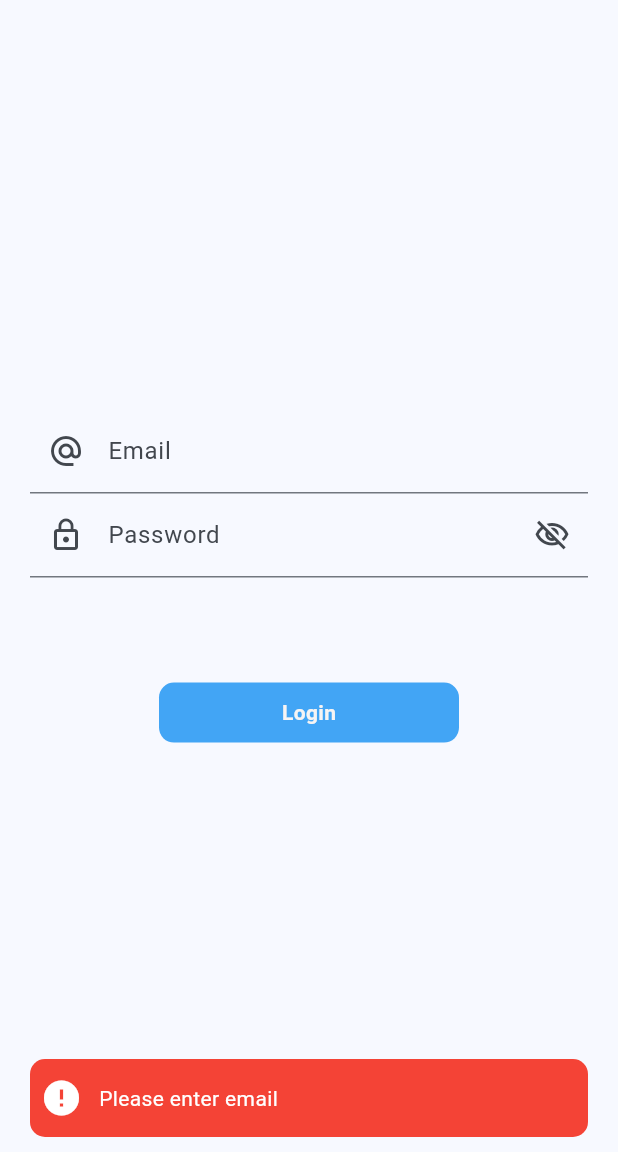
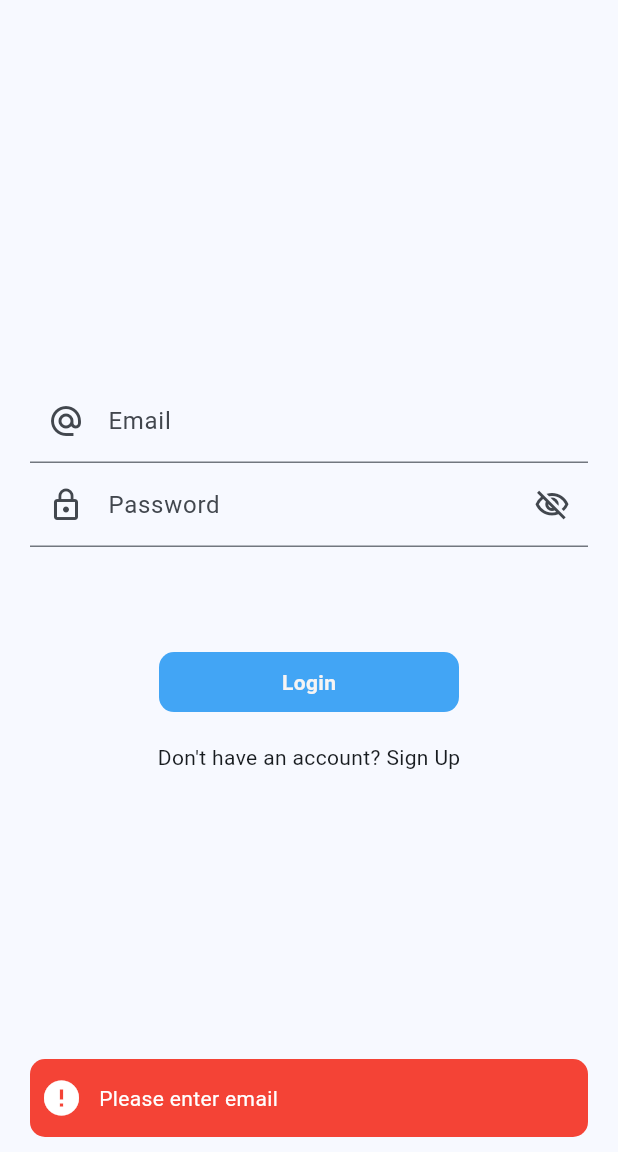
Before and after one commit to inzamam9494/fllutter_state_mangement_Learn, a Flutter app: the screen it shows after launch, after a tap on "Login", on a phone screen of 412 x 824 dp, the part 84-1236 px from its top. Run offline on Flutter 3.47's test engine with Material 3 defaults, Android fonts, the phone set to English and light mode, and no system bars; drawn by our look-alikes of another_flushbar; our stand-ins replace fluttertoast; network calls fail.

Commit message:
Day 13 MVVM implement Login Screen

```diff
--- a/lib/main.dart
+++ b/lib/main.dart
@@ -2,6 +2,7 @@ import 'package:flutter/material.dart';
 import 'package:provider/provider.dart';
 import 'package:state_management/mvvm/utils/routes/routes_name.dart';
 import 'package:state_management/mvvm/view/login_screen.dart';
+import 'package:state_management/mvvm/view_model/auth_view_model.dart';
 import 'package:state_management/provider/auth_provider.dart';
 import 'package:state_management/provider/count_provider.dart';
 import 'package:state_management/provider/example_one_provider.dart';
@@ -31,7 +32,8 @@ class MyApp extends StatelessWidget {
         ChangeNotifierProvider(create: (_) => ExampleOneProvider()),
         ChangeNotifierProvider(create: (_) => FavouriteProvider()),
         ChangeNotifierProvider(create: (_) => ThemeChangerProvider()),
-        ChangeNotifierProvider(create: (_) => AuthProvider())
+        ChangeNotifierProvider(create: (_) => AuthProvider()),
+        ChangeNotifierProvider(create: (_) => AuthViewModel()),
       ],
       child: Builder(
         builder: (BuildContext context){
--- a/lib/mvvm/data/network/BaseApiServices.dart
+++ b/lib/mvvm/data/network/BaseApiServices.dart
@@ -1,4 +1,4 @@
 abstract class BaseApiServices{
-  Future<dynamic> getGetApiResponse(String url);
+  Future<dynamic> getGetApiResponse(String url, dynamic data);
   Future<dynamic> getPostApiResponse(String url,dynamic data);
 }
--- a/lib/mvvm/data/network/NetworkApiService.dart
+++ b/lib/mvvm/data/network/NetworkApiService.dart
@@ -6,7 +6,7 @@ import 'package:state_management/mvvm/data/network/BaseApiServices.dart';
 
 class NetworkApiService extends BaseApiServices {
   @override
-  Future getGetApiResponse(String url) async {
+  Future getGetApiResponse(String url, dynamic data) async {
     dynamic responseJson;
     try {
       final response = await http.get(Uri.parse(url)).timeout(const Duration(seconds: 10));
--- a/lib/mvvm/resouces/components/round_button.dart
+++ b/lib/mvvm/resouces/components/round_button.dart
@@ -19,7 +19,7 @@ class RoundButton extends StatelessWidget {
           color: AppColors.buttonColor,
           borderRadius: BorderRadius.circular(10)
         ),
-        child: Center(child: loading? CircleAvatar() : Text(title,style: TextStyle(
+        child: Center(child: loading? Padding(padding: EdgeInsets.symmetric(vertical: 2),child: CircularProgressIndicator(color: Colors.white,)) : Text(title,style: TextStyle(
           color: AppColors.whiteColor,
           fontWeight: FontWeight.bold
         ),)),
--- a/lib/mvvm/utils/routes/routes.dart
+++ b/lib/mvvm/utils/routes/routes.dart
@@ -4,6 +4,7 @@ import 'package:state_management/mvvm/utils/routes/routes_name.dart';
 import 'package:state_management/mvvm/view/home_screen.dart';
 
 import '../../view/login_screen.dart';
+import '../../view/signUp_screen.dart';
 
 class Routes {
   static Route<dynamic> generateRoute(RouteSettings settings) {
@@ -15,6 +16,9 @@ class Routes {
       case RoutesName.login:
         return MaterialPageRoute(
             builder: (BuildContext context) => LoginScreenMVVM());
+      case RoutesName.signUp:
+        return MaterialPageRoute(
+            builder: (BuildContext context) => SignUpScreenMVVM());
       default:
         return MaterialPageRoute(builder: (_) {
           return const Scaffold(
--- a/lib/mvvm/utils/routes/routes_name.dart
+++ b/lib/mvvm/utils/routes/routes_name.dart
@@ -1,4 +1,5 @@
 class RoutesName{
   static const String login = 'login_screen';
+  static const String signUp = 'signUp_screen';
   static const String home = 'home_screen';
 }
--- a/lib/mvvm/view/login_screen.dart
+++ b/lib/mvvm/view/login_screen.dart
@@ -1,7 +1,8 @@
 import 'package:flutter/material.dart';
+import 'package:provider/provider.dart';
 import 'package:state_management/mvvm/resouces/components/round_button.dart';
 import 'package:state_management/mvvm/utils/routes/routes_name.dart';
-
+import 'package:state_management/mvvm/view_model/auth_view_model.dart';
 import '../utils/routes/utils.dart';
 
 class LoginScreenMVVM extends StatefulWidget {
@@ -36,6 +37,7 @@ class _LoginScreenMVVMState extends State<LoginScreenMVVM> {
 
   @override
   Widget build(BuildContext context) {
+    final authViewModel = Provider.of<AuthViewModel>(context);
     final height = MediaQuery.of(context).size.height * 1;
     return Scaffold(
       appBar: AppBar(
@@ -70,7 +72,7 @@ class _LoginScreenMVVMState extends State<LoginScreenMVVM> {
                     decoration: InputDecoration(
                         hintText: "Password",
                         labelText: "Password",
-                        prefixIcon: Icon(Icons.lock_outline),
+                        prefixIcon: const Icon(Icons.lock_outline),
                         suffixIcon: InkWell(
                           onTap: (){
                             _obsecurePassword.value = !_obsecurePassword.value;
@@ -83,17 +85,26 @@ class _LoginScreenMVVMState extends State<LoginScreenMVVM> {
                 }),
             SizedBox(height: height * 0.085,),
             RoundButton(title: 'Login',
+              loading: authViewModel.loading,
               onPress: () {
               if(_emailController.text.isEmpty){
                 Utils.flushBarErrorMessage('Please enter email', context);
               }else if(_passwordController.text.isEmpty){
                 Utils.flushBarErrorMessage('Please enter password', context);
-              }else if(_passwordController.text.length > 6){
+              }else if(_passwordController.text.length < 6){
                 Utils.flushBarErrorMessage('Please enter 6 digits', context);
               }else{
-                print("api hit");
+                Map data = {
+                  'email': _emailController.text.toString(),
+                  'password' : _passwordController.text.toString()
+                };
+                authViewModel.loginApi(data, context);
               }
-              },)
+              },),
+            SizedBox(height: height * 0.025),
+            InkWell(onTap: (){
+              Navigator.pushNamed(context, RoutesName.signUp);
+            },child: Text("Don't have an account? Sign Up"))
           ],
         ),
       )
```
Also changed, not shown: lib/mvvm/repository/auth_repository.dart (+21 -1 lines), lib/mvvm/view/signUp_screen.dart (added, +15 -0 lines), lib/mvvm/view_model/auth_view_model.dart (+33 -0 lines).
